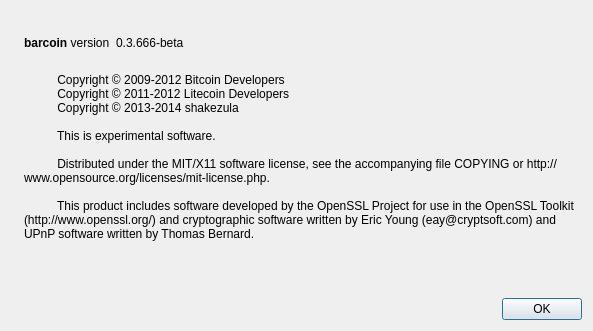
Old version of the form src/qt/forms/aboutdialog.ui in the repository lilycoin/lilycoin.
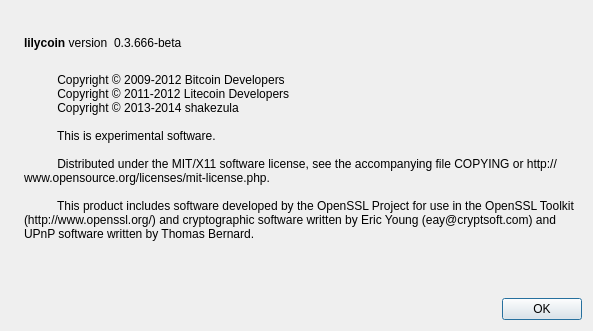
New version of the form. Icons and pictures are not drawn.

```diff
--- a/src/qt/forms/aboutdialog.ui
+++ b/src/qt/forms/aboutdialog.ui
@@ -50,7 +50,7 @@
           <cursorShape>IBeamCursor</cursorShape>
          </property>
          <property name="text">
-          <string>&lt;b&gt;barcoin&lt;/b&gt; version</string>
+          <string>&lt;b&gt;lilycoin&lt;/b&gt; version</string>
          </property>
          <property name="textInteractionFlags">
           <set>Qt::LinksAccessibleByMouse|Qt::TextSelectableByKeyboard|Qt::TextSelectableByMouse</set>
```
Left out of the diff: 2 changed lines with no effect on the pictures.
